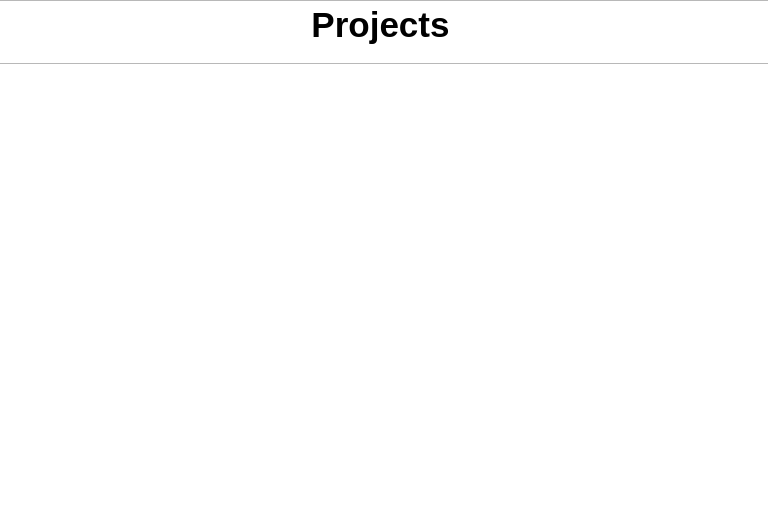
Above: ui/2_Projects/ProjectScreen.ui from F1l14/Software-Engineering-2025 before the change. Below: the same form after it.
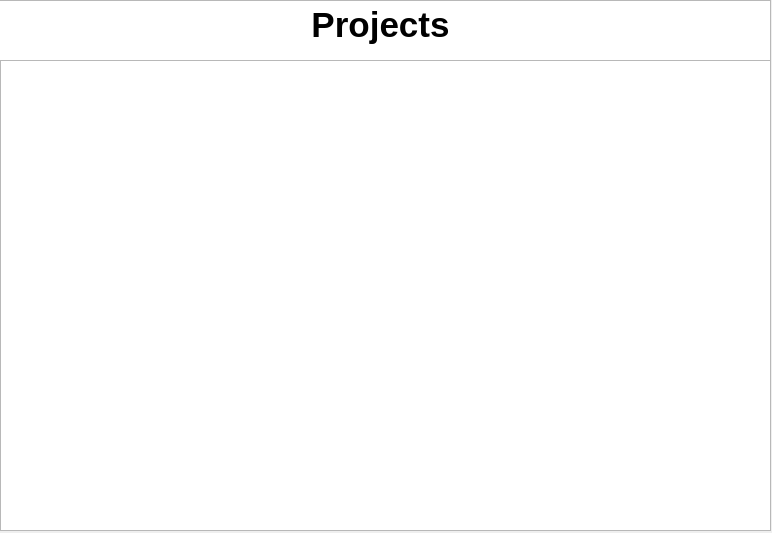
That is the form after the change.

Commit message: Added queryAllProjects method to DBManager and getAllProjects to ManageProjectsClass. Also some changes to Projects screen and ui

Patch:
```diff
--- a/ui/2_Projects/ProjectScreen.ui
+++ b/ui/2_Projects/ProjectScreen.ui
@@ -6,23 +6,13 @@
    <rect>
     <x>0</x>
     <y>0</y>
-    <width>768</width>
-    <height>531</height>
+    <width>772</width>
+    <height>533</height>
    </rect>
   </property>
   <property name="windowTitle">
    <string>Dialog</string>
   </property>
-  <widget class="QListWidget" name="listWidget">
-   <property name="geometry">
-    <rect>
-     <x>-5</x>
-     <y>1</y>
-     <width>781</width>
-     <height>531</height>
-    </rect>
-   </property>
-  </widget>
   <widget class="QTextEdit" name="textEdit">
    <property name="geometry">
     <rect>
@@ -43,16 +33,15 @@
 &lt;p align=&quot;center&quot; style=&quot; margin-top:0px; margin-bottom:0px; margin-left:0px; margin-right:0px; -qt-block-indent:0; text-indent:0px;&quot;&gt;&lt;span style=&quot; font-size:26pt; font-weight:700;&quot;&gt;Projects&lt;/span&gt;&lt;/p&gt;&lt;/body&gt;&lt;/html&gt;</string>
    </property>
   </widget>
-  <widget class="QWidget" name="verticalLayoutWidget">
+  <widget class="QTableWidget" name="projectList">
    <property name="geometry">
     <rect>
-     <x>-1</x>
-     <y>69</y>
+     <x>0</x>
+     <y>60</y>
      <width>771</width>
-     <height>461</height>
+     <height>471</height>
     </rect>
    </property>
-   <layout class="QVBoxLayout" name="verticalLayout"/>
   </widget>
  </widget>
  <resources/>
```
The commit also changes 3 other files.
